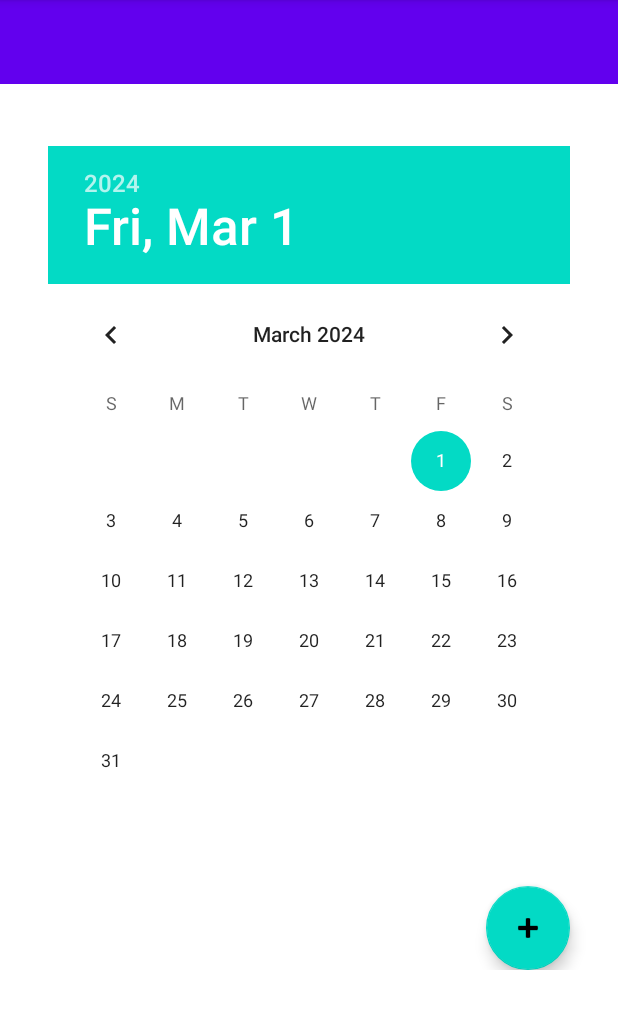
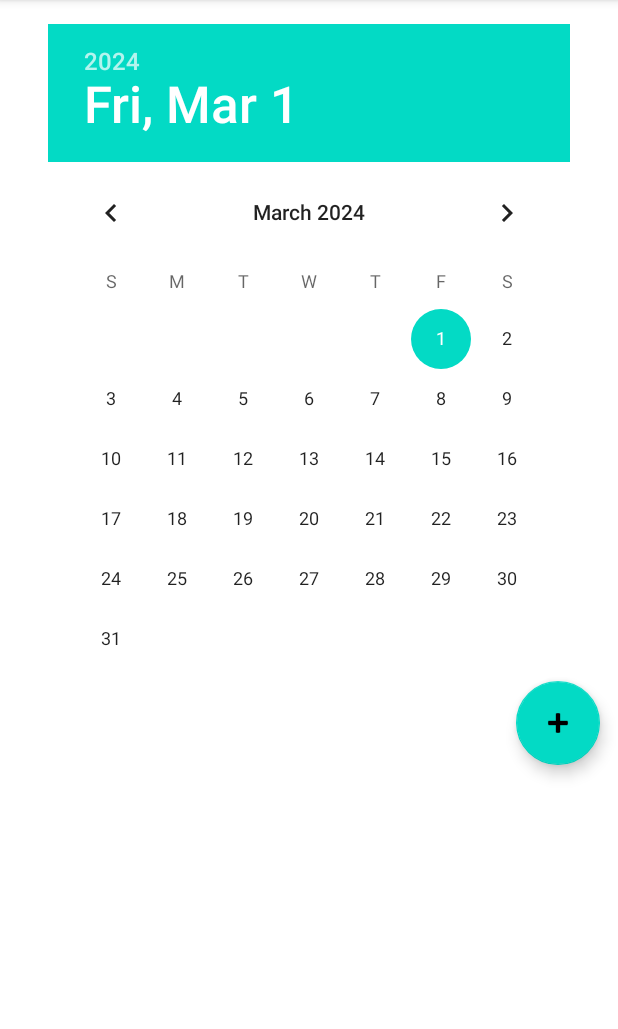
Before and after one commit to jane20030605/MyApplication, an Android app: the Activity_Calender screen opened directly, with no data from a screen before it, on a phone screen of 412 x 824 dp, the part 84-1113 px from its top. Run offline under Robolectric (Android 15) with nearby library versions, the phone set to English and light mode, and no system bars.

Commit message:
03/01 行事曆滾輪格式修改

```diff
--- a/app/src/main/AndroidManifest.xml
+++ b/app/src/main/AndroidManifest.xml
@@ -1,5 +1,6 @@
 <?xml version="1.0" encoding="utf-8"?>
-<manifest xmlns:android="http://schemas.android.com/apk/res/android"
+<manifest
+    xmlns:android="http://schemas.android.com/apk/res/android"
     xmlns:tools="http://schemas.android.com/tools">
 
     <application
@@ -69,7 +70,6 @@
             tools:ignore="RedundantLabel">
             <intent-filter>
                 <action android:name="android.intent.action.MAIN" />
-
                 <category android:name="android.intent.category.LAUNCHER" />
             </intent-filter>
         </activity>
--- a/app/src/main/java/com/example/myapplication/Activity_Calender.java
+++ b/app/src/main/java/com/example/myapplication/Activity_Calender.java
@@ -3,8 +3,6 @@ package com.example.myapplication;
 import android.content.Intent;
 import android.content.SharedPreferences;
 import android.os.Bundle;
-import android.view.View;
-import android.widget.DatePicker;
 import android.widget.TextView;
 import android.widget.Toast;
 
@@ -18,17 +16,13 @@ import java.util.Set;
 
 public class Activity_Calender extends AppCompatActivity {
 
-    private ActivityCalenderBinding binding;
     private TextView eventTextView;
 
     @Override
     protected void onCreate(Bundle savedInstanceState) {
         super.onCreate(savedInstanceState);
-        binding = ActivityCalenderBinding.inflate(getLayoutInflater());
+        com.example.myapplication.databinding.ActivityCalenderBinding binding = ActivityCalenderBinding.inflate(getLayoutInflater());
         setContentView(binding.getRoot());
-
-        // 取得 DatePicker
-        DatePicker datePicker = binding.datePicker;
 
         // 取得 FloatingActionButton
         FloatingActionButton fabAddEvent = binding.fabAddEvent;
@@ -37,16 +31,13 @@ public class Activity_Calender extends AppCompatActivity {
         eventTextView = binding.eventTextView;
 
         // 設定 FloatingActionButton 點擊事件
-        fabAddEvent.setOnClickListener(new View.OnClickListener() {
-            @Override
-            public void onClick(View view) {
-                // 處理 FloatingActionButton 點擊事件
-                try {
-                    openAddEventActivity();
-                } catch (Exception e) {
-                    e.printStackTrace();
-                    Toast.makeText(Activity_Calender.this, "發生錯誤", Toast.LENGTH_SHORT).show();
-                }
+        fabAddEvent.setOnClickListener(view -> {
+            // 處理 FloatingActionButton 點擊事件
+            try {
+                openAddEventActivity();
+            } catch (Exception e) {
+                e.printStackTrace();
+                Toast.makeText(Activity_Calender.this, "Error occurred", Toast.LENGTH_SHORT).show();
             }
         });
 
@@ -64,7 +55,7 @@ public class Activity_Calender extends AppCompatActivity {
     private void displayEvents() {
         // 從 SharedPreferences 中讀取已保存的事件
         SharedPreferences sharedPreferences = getSharedPreferences("MyCalendar", MODE_PRIVATE);
-        Set<String> eventsSet = sharedPreferences.getStringSet("events", new HashSet<String>());
+        Set<String> eventsSet = sharedPreferences.getStringSet("events", new HashSet<>());
 
         // 將事件格式化並顯示在事件文本視圖中
         StringBuilder eventsText = new StringBuilder();
@@ -77,12 +68,12 @@ public class Activity_Calender extends AppCompatActivity {
             String companions = eventDetails[4];
             String description = eventDetails[5];
 
-            eventsText.append("起始日期：").append(startDate).append("\n")
-                    .append("結束日期：").append(endDate).append("\n")
-                    .append("起始時間：").append(startTime).append("\n")
-                    .append("結束時間：").append(endTime).append("\n")
-                    .append("事件對象：").append(companions).append("\n")
-                    .append("事件說明：").append(description).append("\n\n");
+            eventsText.append("起始日期: ").append(startDate).append("\n")
+                    .append("結束日期: ").append(endDate).append("\n")
+                    .append("起始時間: ").append(startTime).append("\n")
+                    .append("結束時間: ").append(endTime).append("\n")
+                    .append("事件對象: ").append(companions).append("\n")
+                    .append("事件說明: ").append(description).append("\n\n");
         }
 
         // 將格式化後的事件文本設置到事件文本視圖中
--- a/app/src/main/java/com/example/myapplication/MainActivity.java
+++ b/app/src/main/java/com/example/myapplication/MainActivity.java
@@ -65,7 +65,7 @@ public class MainActivity extends AppCompatActivity {
     // 用函式:init去初始化button的位置(利用binding取代findViewById)
     private void init() {
         // 使用 binding 對象直接初始化按鈕
-        radioButton = binding.radioButton;
+        radioButton = binding.radioButton1;
         radioButton2 = binding.radioButton2;
         radioButton3 = binding.radioButton3;
         radioButton4 = binding.radioButton4;
--- a/app/src/main/res/layout/activity_calender.xml
+++ b/app/src/main/res/layout/activity_calender.xml
@@ -1,56 +1,62 @@
 <?xml version="1.0" encoding="utf-8"?>
-<ScrollView xmlns:android="http://schemas.android.com/apk/res/android"
+<androidx.constraintlayout.widget.ConstraintLayout
+    xmlns:android="http://schemas.android.com/apk/res/android"
     xmlns:app="http://schemas.android.com/apk/res-auto"
     xmlns:tools="http://schemas.android.com/tools"
     android:layout_width="match_parent"
     android:layout_height="match_parent">
 
     <androidx.constraintlayout.widget.ConstraintLayout
+        android:id="@+id/calendarLayout"
         android:layout_width="match_parent"
         android:layout_height="wrap_content"
-        tools:context=".Activity_Calender">
+        tools:context=".Activity_Calender"
+        tools:ignore="MissingConstraints"
+        tools:layout_editor_absoluteX="138dp"
+        tools:layout_editor_absoluteY="2dp">
 
-        <androidx.appcompat.widget.Toolbar
-            android:id="@+id/toolbar"
-            android:layout_width="match_parent"
-            android:layout_height="?attr/actionBarSize"
-            android:background="?attr/colorPrimary"
-            app:layout_constraintTop_toTopOf="parent" />
+        <DatePicker
+            android:id="@+id/datePicker"
+            android:layout_width="wrap_content"
+            android:layout_height="wrap_content"
+            android:layout_marginTop="16dp"
+            android:padding="0dp"
+            app:layout_constraintEnd_toEndOf="parent"
+            app:layout_constraintStart_toStartOf="parent"
+            app:layout_constraintTop_toTopOf="parent"
+            tools:ignore="MissingConstraints,RtlCompat" />
 
-        <LinearLayout
-            android:layout_width="match_parent"
+        <!-- 圓形加號按鈕 -->
+
+        <com.google.android.material.floatingactionbutton.FloatingActionButton
+            android:id="@+id/fabAddEvent"
+            android:layout_width="wrap_content"
             android:layout_height="wrap_content"
-            android:orientation="vertical"
-            android:padding="16dp"
-            app:layout_constraintTop_toBottomOf="@id/toolbar">
+            android:layout_gravity="bottom|end"
+            android:layout_marginTop="8dp"
+            android:layout_marginEnd="12dp"
+            android:src="@android:drawable/ic_input_add"
+            app:layout_constraintEnd_toEndOf="parent"
+            app:layout_constraintTop_toBottomOf="@+id/datePicker"
+            tools:ignore="ContentDescription,MissingConstraints" />
 
-            <!--行事曆介面-->
-            <DatePicker
-                android:id="@+id/datePicker"
-                android:layout_width="wrap_content"
-                android:layout_height="wrap_content"
-                android:layout_marginStart="16dp"
-                android:layout_marginTop="25dp"
-                android:padding="0dp"
-                tools:ignore="RtlCompat" />
+        <ScrollView
+            android:layout_width="380dp"
+            android:layout_height="200dp"
+            app:layout_constraintBottom_toBottomOf="parent"
+            app:layout_constraintEnd_toEndOf="parent"
+            app:layout_constraintStart_toStartOf="parent"
+            app:layout_constraintTop_toBottomOf="@id/fabAddEvent">
+
             <TextView
                 android:id="@+id/eventTextView"
                 android:layout_width="wrap_content"
                 android:layout_height="wrap_content"
-                android:layout_marginTop="25dp"
                 android:text=""
-                android:textSize="16sp" />
-            <!-- 圓形加號按鈕 -->
-            <com.google.android.material.floatingactionbutton.FloatingActionButton
-                android:id="@+id/fabAddEvent"
-                android:layout_width="wrap_content"
-                android:layout_height="wrap_content"
-                android:layout_gravity="bottom|end"
-                android:layout_marginTop="16dp"
-                android:layout_marginEnd="16dp"
-                android:src="@android:drawable/ic_input_add"
-                tools:ignore="ContentDescription" />
+                android:textSize="16sp"
+                tools:ignore="MissingConstraints" />
+        </ScrollView>
 
-        </LinearLayout>
     </androidx.constraintlayout.widget.ConstraintLayout>
-</ScrollView>
+
+</androidx.constraintlayout.widget.ConstraintLayout>
--- a/app/src/main/res/layout/activity_main.xml
+++ b/app/src/main/res/layout/activity_main.xml
@@ -7,6 +7,7 @@
     android:layout_width="match_parent"
     android:layout_height="match_parent"
     android:fitsSystemWindows="true"
+    tools:context=".MainActivity"
     tools:openDrawer="start">
 
     <include
@@ -34,7 +35,7 @@
             tools:ignore="UnusedAttribute">
 
             <Button
-                android:id="@+id/radioButton"
+                android:id="@+id/radioButton1"
                 style="@style/Widget.MaterialComponents.Button"
                 android:layout_width="200dp"
                 android:layout_height="50dp"
@@ -64,7 +65,7 @@
                 android:textStyle="bold"
                 android:visibility="visible"
                 app:layout_constraintStart_toStartOf="parent"
-                app:layout_constraintTop_toBottomOf="@+id/radioButton"
+                app:layout_constraintTop_toBottomOf="@+id/radioButton1"
                 tools:ignore="HardcodedText,RtlCompat" />
 
             <Button
--- a/app/src/main/res/layout/activity_user_set.xml
+++ b/app/src/main/res/layout/activity_user_set.xml
@@ -143,7 +143,7 @@
                 android:textColor="#000000"
                 android:textStyle="bold"
                 app:backgroundTint="@null"
-                tools:ignore="HardcodedText" />
+                tools:ignore="ButtonStyle,HardcodedText" />
 
             <Button
                 android:id="@+id/guidedTourButton"
@@ -156,7 +156,7 @@
                 android:textColor="#000000"
                 android:textStyle="bold"
                 app:backgroundTint="@null"
-                tools:ignore="HardcodedText" />
+                tools:ignore="ButtonStyle,HardcodedText" />
         </LinearLayout>
 
     </LinearLayout>
```
Also changed, not shown: app/src/main/java/com/example/myapplication/Activity_Calender_thing.java (+18 -17 lines), app/src/main/res/layout/app_bar_main.xml (+4 -3 lines).
